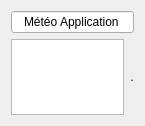
This is localStationCS/formtemperature.ui in Gnoumy/RaspMeteo as Qt 5 draws it before an edit. The edited form follows.
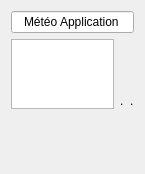
This is the edited form.

What changed in the file:
```diff
--- a/localStationCS/formtemperature.ui
+++ b/localStationCS/formtemperature.ui
@@ -7,7 +7,7 @@
     <x>0</x>
     <y>0</y>
     <width>145</width>
-    <height>126</height>
+    <height>174</height>
    </rect>
   </property>
   <property name="windowTitle">
@@ -21,7 +21,7 @@
   </property>
   <layout class="QGridLayout" name="gridLayout">
    <item row="0" column="0">
-    <layout class="QVBoxLayout" name="verticalLayout">
+    <layout class="QVBoxLayout" name="verticalLayout_2">
      <item>
       <widget class="QLineEdit" name="lineEdit_header">
        <property name="text">
@@ -33,7 +33,9 @@
       </widget>
      </item>
      <item>
-      <layout class="QHBoxLayout" name="horizontalLayout">
+      <layout class="QHBoxLayout" name="horizontalLayout_2">
+       <item>
+        <layout class="QVBoxLayout" name="verticalLayout">
        <item>
         <widget class="QTableWidget" name="tableWidget_temp">
          <property name="layoutDirection">
@@ -45,14 +47,37 @@
         </widget>
        </item>
        <item>
+          <spacer name="verticalSpacer">
+           <property name="orientation">
+            <enum>Qt::Vertical</enum>
+           </property>
+           <property name="sizeHint" stdset="0">
+            <size>
+             <width>20</width>
+             <height>40</height>
+            </size>
+           </property>
+          </spacer>
+         </item>
+        </layout>
+       </item>
+       <item>
+        <layout class="QHBoxLayout" name="horizontalLayout">
+         <item>
+          <widget class="QLabel" name="label_hygro">
+           <property name="text">
+            <string>.</string>
+           </property>
+          </widget>
+         </item>
+         <item>
         <widget class="QLabel" name="label_temp">
          <property name="text">
           <string>.</string>
          </property>
-         <property name="alignment">
-          <set>Qt::AlignCenter</set>
-         </property>
-        </widget>
+          </widget>
+         </item>
+        </layout>
        </item>
       </layout>
      </item>
```
Lines whose indentation alone changed are shown as unchanged.
